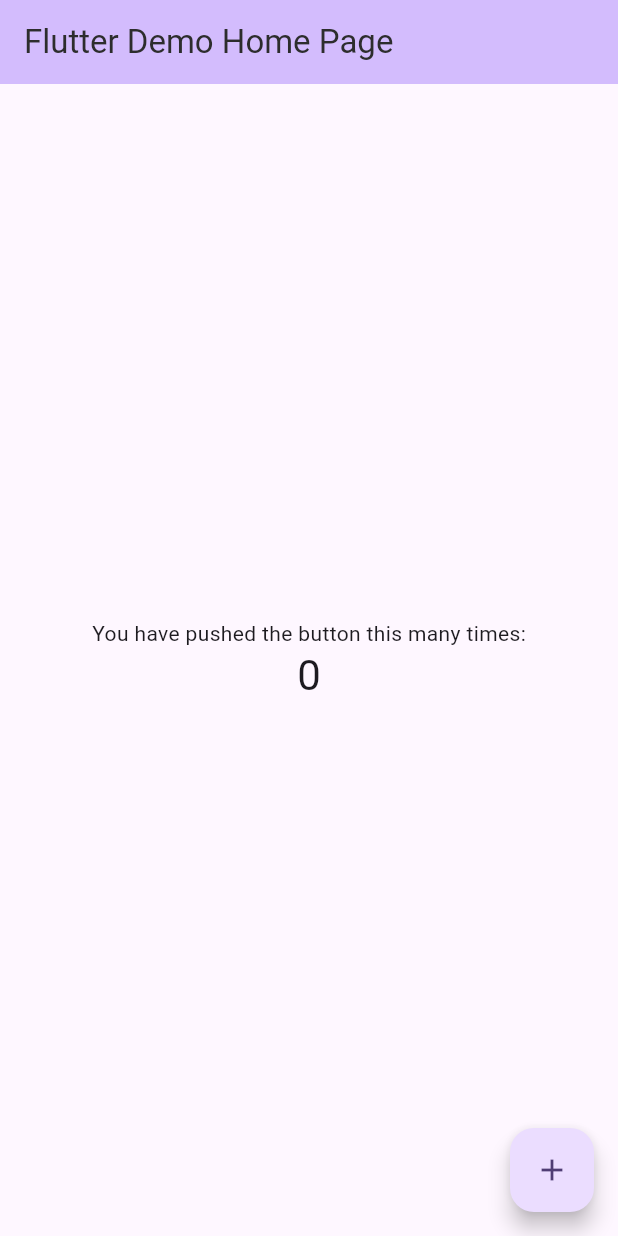
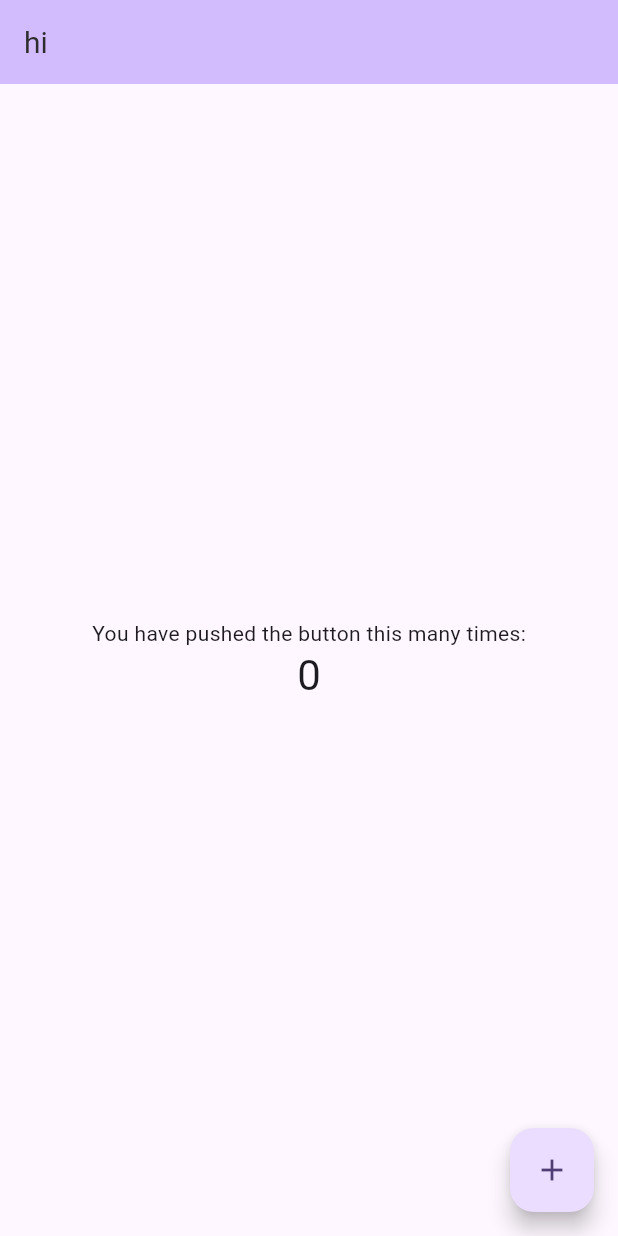
Before and after one commit to MentalJava/sym-mvvm-clone, a Flutter app: the screen it shows after launch, on a phone screen of 412 x 824 dp. Run offline on Flutter 3.47's test engine with Material 3 defaults, Android fonts, the phone set to English and light mode, and no system bars; Roboto replaces fonts that are missing (PretendardBold).

Commit message:
Typo 작업 완료

```diff
--- a/lib/main.dart
+++ b/lib/main.dart
@@ -1,5 +1,7 @@
 import 'package:flutter/material.dart';
 import 'package:sym_mvvm_clone/ui/component/s_color.dart';
+import 'package:sym_mvvm_clone/ui/component/s_text.dart';
+import 'package:sym_mvvm_clone/ui/component/s_typo.dart';
 
 void main() {
   runApp(const MyApp());
@@ -44,11 +46,10 @@ class _MyHomePageState extends State<MyHomePage> {
     return Scaffold(
       appBar: AppBar(
         backgroundColor: Theme.of(context).colorScheme.inversePrimary,
-        title: Text(
-          widget.title,
-          style: const TextStyle(
-            color: SColor.black,
-          ),
+        title: const SText(
+          text: 'hi',
+          type: TextType.header1,
+          color: SColor.black,
         ),
       ),
       body: Center(
--- /dev/null
+++ b/lib/ui/component/s_text.dart
@@ -0,0 +1,26 @@
+import 'package:flutter/material.dart';
+import 'package:sym_mvvm_clone/ui/component/s_typo.dart';
+
+class SText extends StatelessWidget {
+  final String text;
+  final TextType type;
+  final Color? color;
+
+  const SText({
+    required this.text,
+    required this.type,
+    this.color,
+    super.key,
+  });
+
+  @override
+  Widget build(BuildContext context) {
+    final style = STypo.getStyle(type).copyWith(color: color);
+
+    return Text(
+      text,
+      overflow: TextOverflow.ellipsis,
+      style: style,
+    );
+  }
+}
--- /dev/null
+++ b/lib/ui/component/s_typo.dart
@@ -0,0 +1,59 @@
+import 'package:flutter/material.dart';
+
+enum TextType {
+  header1,
+  header2,
+  title1,
+  title2,
+  title3,
+  body1,
+  body2,
+  body3,
+}
+
+class STypo {
+  static TextStyle getStyle(TextType type) {
+    switch (type) {
+      case TextType.header1:
+        return const TextStyle(
+          fontFamily: 'PretendardBold',
+          fontSize: 20,
+        );
+      case TextType.header2:
+        return const TextStyle(
+          fontFamily: 'PretendardBold',
+          fontSize: 18,
+        );
+      case TextType.title1:
+        return const TextStyle(
+          fontFamily: 'PretendardMedium',
+          fontSize: 18,
+        );
+      case TextType.title2:
+        return const TextStyle(
+          fontFamily: 'PretendardBold',
+          fontSize: 17,
+        );
+      case TextType.title3:
+        return const TextStyle(
+          fontFamily: 'PretendardBold',
+          fontSize: 16,
+        );
+      case TextType.body1:
+        return const TextStyle(
+          fontFamily: 'PretendardMedium',
+          fontSize: 17,
+        );
+      case TextType.body2:
+        return const TextStyle(
+          fontFamily: 'PretendardMedium',
+          fontSize: 14,
+        );
+      case TextType.body3:
+        return const TextStyle(
+          fontFamily: 'PretendardMedium',
+          fontSize: 12,
+        );
+    }
+  }
+}
```
Also changed, not shown: labels.json (added, +62 -0 lines), pubspec.yaml (+11 -12 lines), 2 other files.
